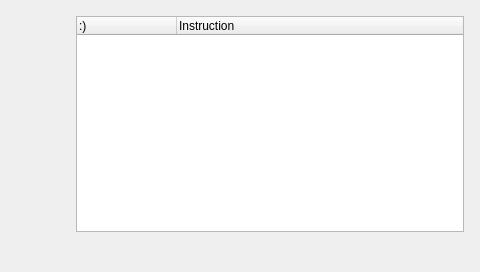
First picture: the form in Forms/dlgCompact.ui, repository Graveflo/BDO_Enhancement_Tool, before the edit; both pictures show x 336 to 816 and y 0 to 272 of the 816 by 272 pixel window.
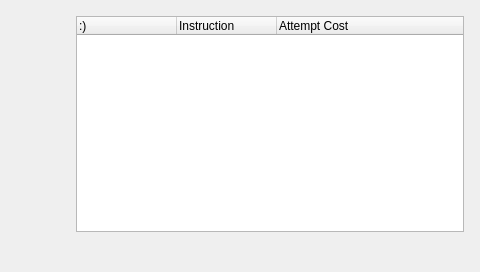
Second picture: the form after the edit. Custom widgets are drawn as their Qt base class.

Commit message: Compact dlg finished but needs testing

Patch:
```diff
--- a/Forms/dlgCompact.ui
+++ b/Forms/dlgCompact.ui
@@ -184,6 +184,11 @@
           <string>Instruction</string>
          </property>
         </column>
+        <column>
+         <property name="text">
+          <string>Attempt Cost</string>
+         </property>
+        </column>
        </widget>
       </item>
       <item>
```
Left out of the diff: 3 changed lines with no effect on the pictures. The commit also changes 2 other files.
